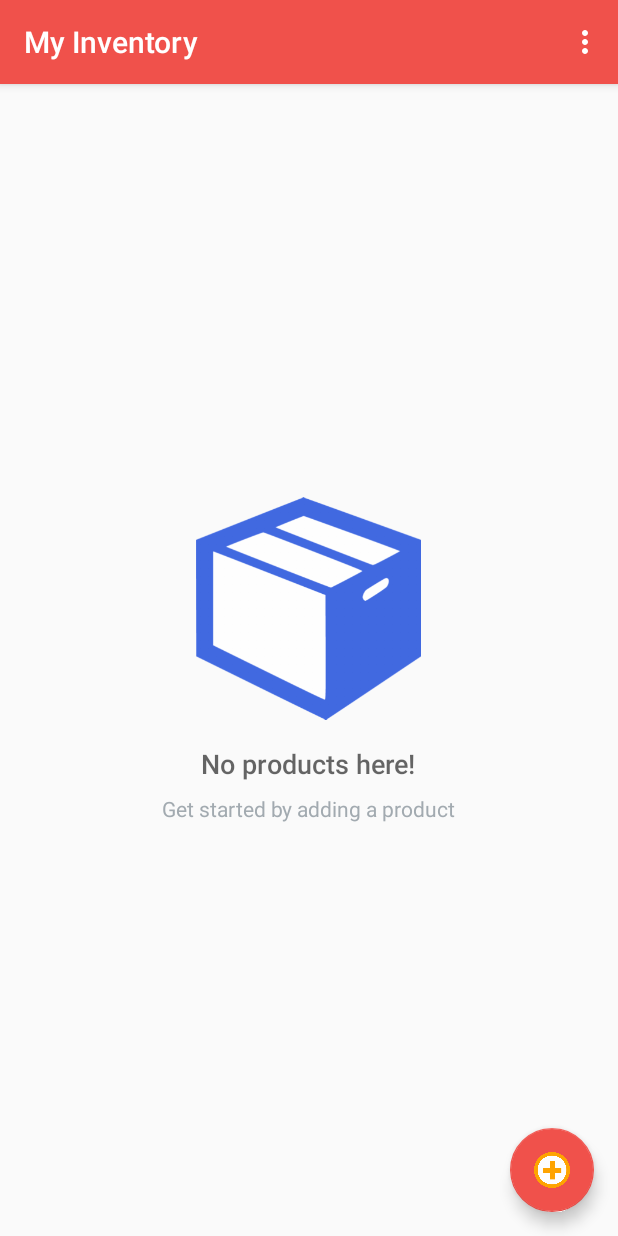
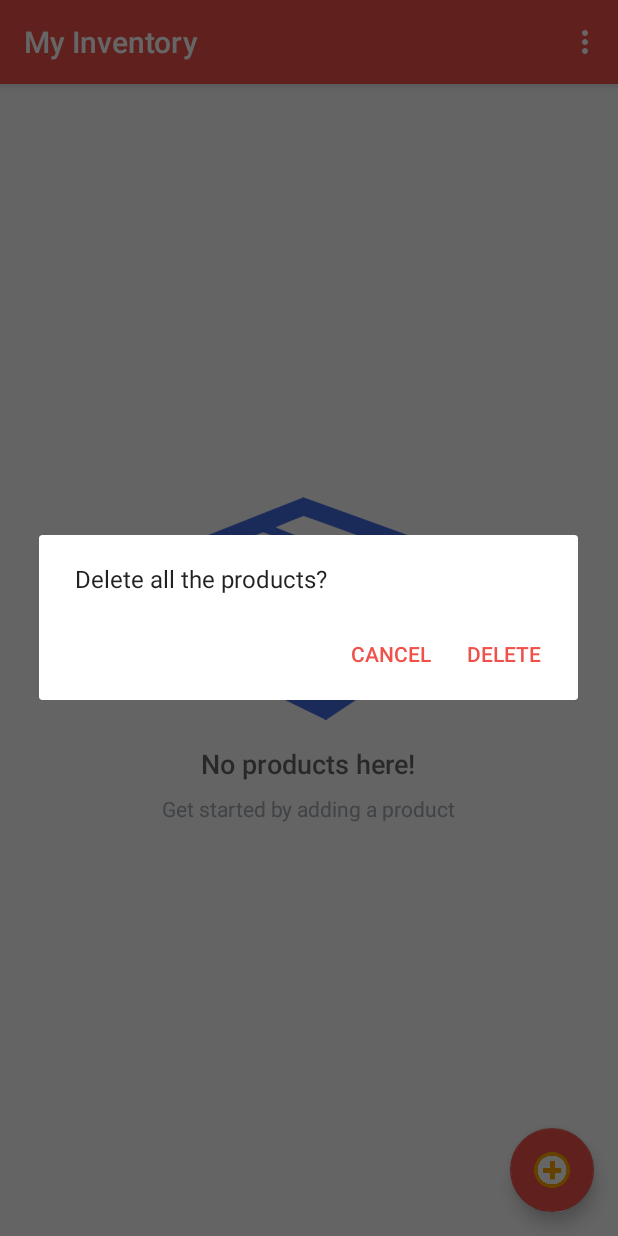
Before and after one commit to yeslhh13/MyInventory, an Android app: the screen it shows after launch (MainActivity), in the options menu, after a tap on "Delete all products", on a phone screen of 412 x 824 dp. Run offline under Robolectric (Android 15) with nearby library versions, the phone set to English and light mode, and no system bars.

Commit message:
modified delete all action

```diff
--- a/app/src/main/java/com/example/android/myinventory/MainActivity.java
+++ b/app/src/main/java/com/example/android/myinventory/MainActivity.java
@@ -5,6 +5,7 @@ import android.annotation.TargetApi;
 import android.app.LoaderManager;
 import android.content.ContentUris;
 import android.content.CursorLoader;
+import android.content.DialogInterface;
 import android.content.Intent;
 import android.content.Loader;
 import android.content.pm.PackageManager;
@@ -14,6 +15,7 @@ import android.os.Build;
 import android.os.Bundle;
 import android.support.annotation.NonNull;
 import android.support.design.widget.FloatingActionButton;
+import android.support.v7.app.AlertDialog;
 import android.support.v7.app.AppCompatActivity;
 import android.util.Log;
 import android.view.View;
@@ -115,8 +117,21 @@ public class MainActivity extends AppCompatActivity implements LoaderManager.Loa
      * Helper method to delete all products in the db
      */
     private void deleteAllProducts() {
-        int rowsDeleted = getContentResolver().delete(ProductContract.ProductEntry.CONTENT_URI, null, null);
-        Log.v("MainActivity", rowsDeleted + " rows deleted from product db");
+        AlertDialog.Builder builder = new AlertDialog.Builder(this).setMessage(getString(R.string.delete_all_dialog_message))
+                .setNegativeButton(getString(R.string.cancel), new DialogInterface.OnClickListener() {
+                    @Override
+                    public void onClick(DialogInterface dialog, int which) {
+                        dialog.dismiss();
+                    }
+                }).setPositiveButton(getString(R.string.delete), new DialogInterface.OnClickListener() {
+                    @Override
+                    public void onClick(DialogInterface dialog, int which) {
+                        int rowsDeleted = getContentResolver().delete(ProductContract.ProductEntry.CONTENT_URI, null, null);
+                        Log.v("MainActivity", rowsDeleted + " rows deleted from product db");
+                    }
+                });
+
+        builder.create().show();
     }
 
     @Override
--- a/app/src/main/res/values/strings.xml
+++ b/app/src/main/res/values/strings.xml
@@ -41,6 +41,7 @@
     <string name="toast_invalid_product_info">Please, insert all required item information</string>
 
     <string name="delete_dialog_message">Delete this product?</string>
+    <string name="delete_all_dialog_message">Delete all the products?</string>
     <string name="delete">Delete</string>
     <string name="cancel">Cancel</string>
     <string name="ok">OK</string>
```
